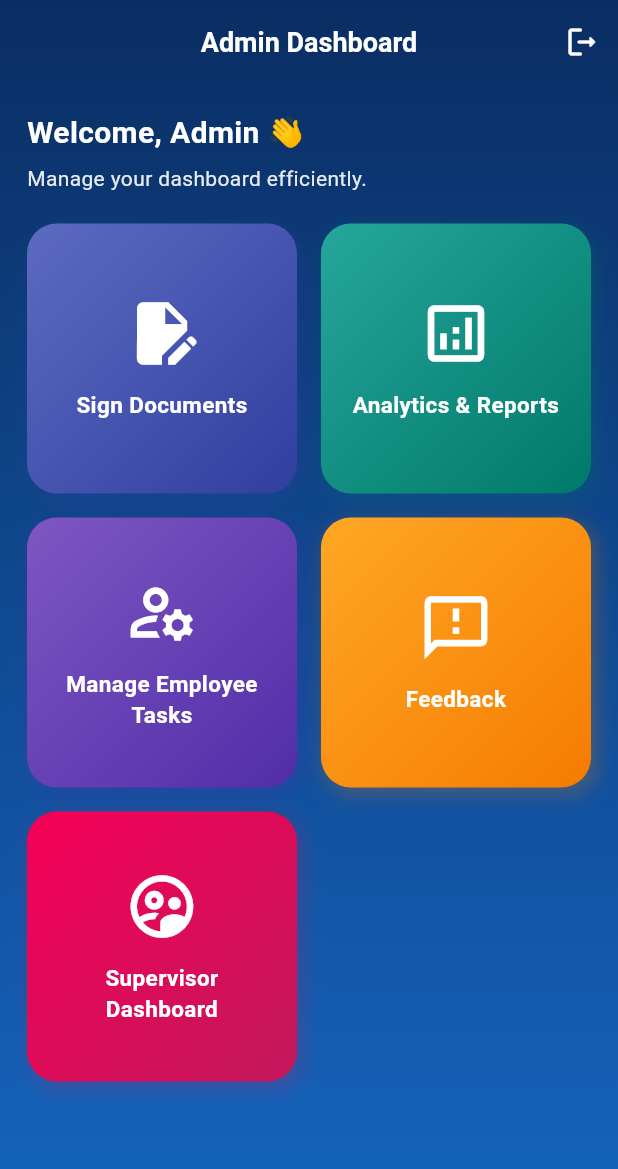
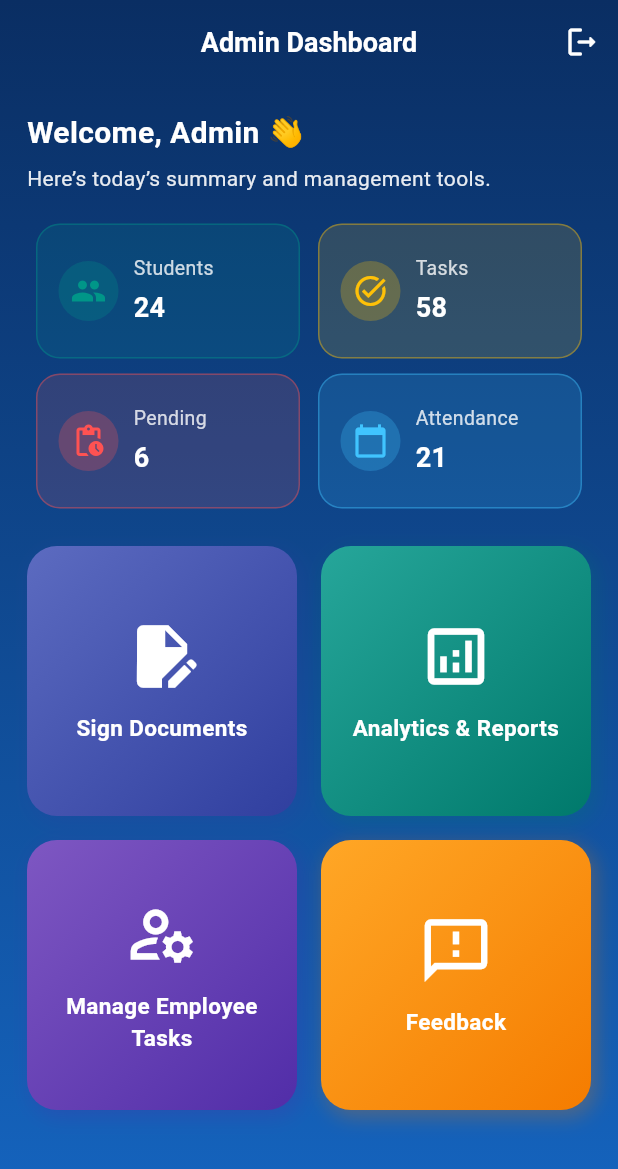
Before and after one commit to gy4an/logmate, a Flutter app: the AdminDashboardScreen screen opened directly, on a phone screen of 412 x 824 dp. Shown: the top 1169 px of the screen. Run offline on Flutter 3.47's test engine with Material 3 defaults, Android fonts, the phone set to English and light mode, and no system bars; our stand-ins replace shared_preferences, signature; accounts and stored records are empty.

Commit message:
add feedback

```diff
--- a/main/lib/screens/admin_dashboard_screen.dart
+++ b/main/lib/screens/admin_dashboard_screen.dart
@@ -1,4 +1,5 @@
 import 'package:flutter/material.dart';
+import 'package:main/screens/admin_feedback_list_screen.dart';
 import 'package:main/screens/admin_signature_screen.dart';
 import 'package:main/screens/admin_analytics_screen.dart';
 import 'package:main/screens/manage_employee_tasks_screen.dart';
@@ -87,6 +88,50 @@ class AdminDashboardScreen extends StatelessWidget {
     );
   }
 
+  Widget summaryCard(String title, String value, Color color, IconData icon) {
+    return Expanded(
+      child: Container(
+        height: 90,
+        margin: const EdgeInsets.symmetric(horizontal: 6),
+        decoration: BoxDecoration(
+          color: color.withOpacity(0.15),
+          borderRadius: BorderRadius.circular(16),
+          border: Border.all(color: color.withOpacity(0.4)),
+        ),
+        child: Padding(
+          padding: const EdgeInsets.symmetric(horizontal: 14, vertical: 12),
+          child: Row(
+            children: [
+              CircleAvatar(
+                backgroundColor: color.withOpacity(0.25),
+                child: Icon(icon, color: color),
+              ),
+              const SizedBox(width: 10),
+              Column(
+                crossAxisAlignment: CrossAxisAlignment.start,
+                mainAxisAlignment: MainAxisAlignment.center,
+                children: [
+                  Text(title,
+                      style: TextStyle(
+                        color: Colors.white.withOpacity(0.8),
+                        fontSize: 13,
+                      )),
+                  const SizedBox(height: 4),
+                  Text(value,
+                      style: TextStyle(
+                        color: Colors.white,
+                        fontSize: 18,
+                        fontWeight: FontWeight.bold,
+                      )),
+                ],
+              )
+            ],
+          ),
+        ),
+      ),
+    );
+  }
+
   @override
   Widget build(BuildContext context) {
     const darkBlue = Color(0xFF0A2E63);
@@ -152,13 +197,31 @@ class AdminDashboardScreen extends StatelessWidget {
                   ),
                   const SizedBox(height: 6),
                   Text(
-                    "Manage your dashboard efficiently.",
+                    "Here’s today’s summary and management tools.",
                     style: TextStyle(
                       color: Colors.white.withOpacity(0.9),
                       fontSize: 14,
                     ),
                   ),
                   const SizedBox(height: 20),
+
+                  // ✅ Summary Section
+                  Row(
+                    children: [
+                      summaryCard("Students", "24", Colors.teal, Icons.people),
+                      summaryCard("Tasks", "58", Colors.amber, Icons.task_alt),
+                    ],
+                  ),
+                  const SizedBox(height: 10),
+                  Row(
+                    children: [
+                      summaryCard("Pending", "6", Colors.redAccent, Icons.pending_actions),
+                      summaryCard("Attendance", "21", Colors.lightBlueAccent, Icons.calendar_today),
+                    ],
+                  ),
+                  const SizedBox(height: 25),
+
+                  // ✅ Dashboard Cards
                   Expanded(
                     child: GridView.count(
                       crossAxisCount: 2,
@@ -199,8 +262,7 @@ class AdminDashboardScreen extends StatelessWidget {
                             Navigator.push(
                               context,
                               MaterialPageRoute(
-                                builder: (context) =>
-                                    const ManageEmployeeTasksScreen(),
+                                builder: (context) => const ManageEmployeeTasksScreen(),
                               ),
                             );
                           },
@@ -210,20 +272,11 @@ class AdminDashboardScreen extends StatelessWidget {
                           title: "Feedback",
                           colors: [Colors.orange.shade400, Colors.orange.shade700],
                           onTap: () {
-                            ScaffoldMessenger.of(context).showSnackBar(
-                              const SnackBar(
-                                  content: Text('Coming soon: Feedback feature')),
-                            );
-                          },
-                        ),
-                        dashboardCard(
-                          icon: Icons.supervised_user_circle_outlined,
-                          title: "Supervisor Dashboard",
-                          colors: [Colors.pinkAccent.shade400, Colors.pink.shade700],
-                          onTap: () {
-                            ScaffoldMessenger.of(context).showSnackBar(
-                              const SnackBar(
-                                  content: Text('Coming soon: Supervisor View')),
+                            Navigator.push(
+                              context,
+                              MaterialPageRoute(
+                                builder: (context) => const AdminFeedbackScreen(),
+                              ),
                             );
                           },
                         ),
```
Also changed, not shown: main/lib/screens/admin_feedback_list_screen.dart (added, +311 -0 lines), main/lib/screens/feedback_detail_screen.dart (added, +134 -0 lines).
